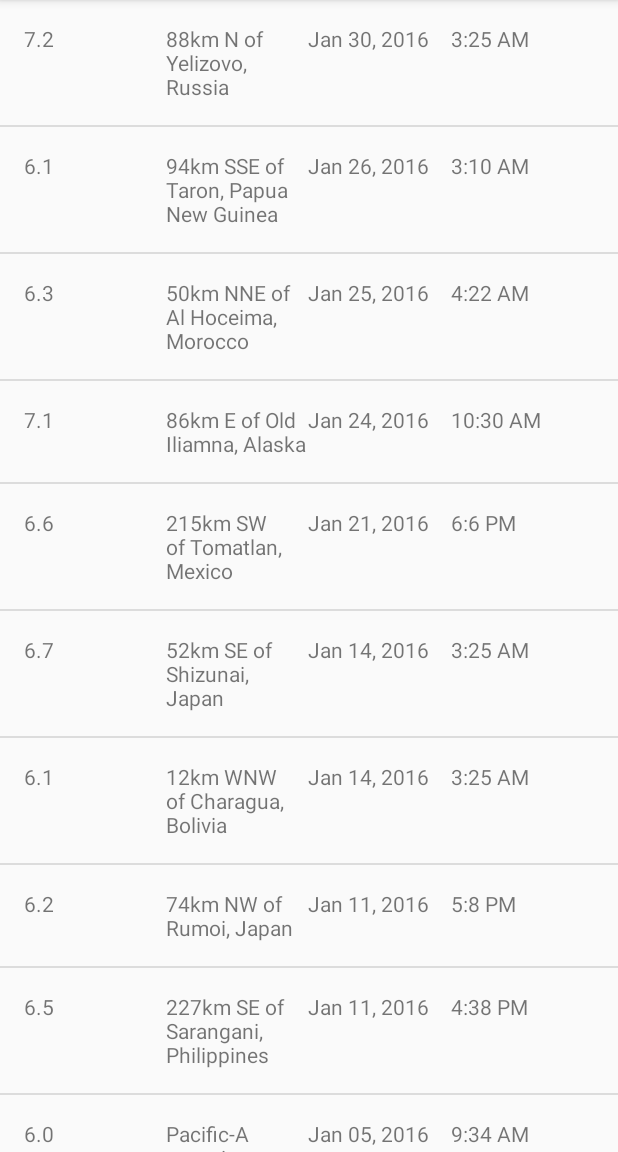
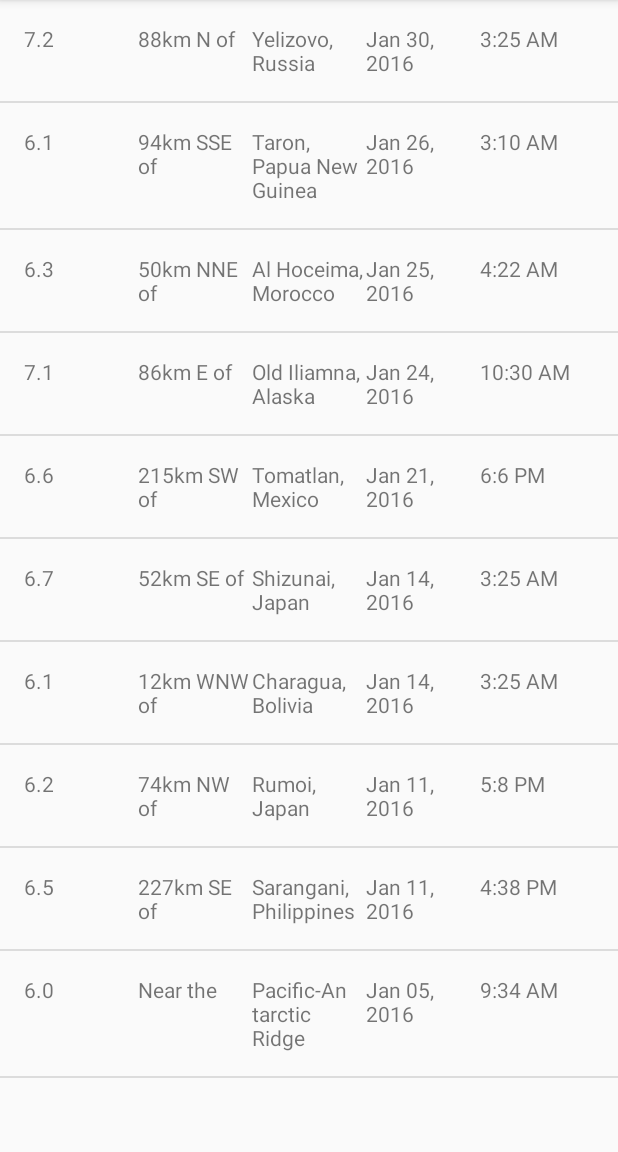
Before and after one commit to SergioKulyk/android-QuakeReport, an Android app: the screen it shows after launch (EarthquakeActivity), on a phone screen of 412 x 824 dp, the part 84-1236 px from its top. Run offline under Robolectric (Android 15) with nearby library versions, the phone set to English and light mode, and no system bars.

Commit message:
1.8 Add new report item location offset which is created by separating string onto 2 parts.

```diff
--- a/app/src/main/java/com/example/android/quakereport/EarthquakeAdapter.java
+++ b/app/src/main/java/com/example/android/quakereport/EarthquakeAdapter.java
@@ -21,6 +21,12 @@ import java.util.Locale;
 public class EarthquakeAdapter extends ArrayAdapter<Earthquake> {
 
     /**
+     * Separator for separate location string "94km SSE of Taron, Papua New Guinea"
+     * onto "94km SSE of Taron" and "Papua New Guinea"
+     */
+    private static final String LOCATION_SEPARATOR = " of ";
+
+    /**
      * Create a new {@link EarthquakeAdapter} object.
      *
      * @param context is the current context (i.e. Activity) that the adapter is being created in.
@@ -39,20 +45,51 @@ public class EarthquakeAdapter extends ArrayAdapter<Earthquake> {
                 R.layout.list_item, parent, false);
 
         // Get the {@link Report} object located at this position in the list.
-        Earthquake earthquake = getItem(position);
+        Earthquake currentEarthquake = getItem(position);
 
         // Find the TextView in the list_item.xml with ID mag_text_view.
-        TextView magTextView = reportView.findViewById(R.id.magnitude);
+        TextView magnitudeTextView = reportView.findViewById(R.id.magnitude);
         // Display current magnitude of the earthquake.
-        magTextView.setText(earthquake.getMagnitude());
+        magnitudeTextView.setText(currentEarthquake.getMagnitude());
+
+        // Get the location of the current earthquake.
+        String originalLocation = currentEarthquake.getLocation();
+
+        // Offset location of the current earthquake.
+        String locationOffset;
+        // Primary location of the current earthquake.
+        String primaryLocation;
+
+        if (originalLocation.contains(LOCATION_SEPARATOR)) {
+            // Split by "of" characters and create location array which contains 2 parts.
+            // First item is responsible for length of kilometers between the city and current earthquake.
+            // Second item is responsible for name of the city, nearest whom the earthquake happened.
+            String[] parts = originalLocation.split(LOCATION_SEPARATOR);
+            // Set kilometers between city and earthquake.
+            locationOffset = parts[0] + LOCATION_SEPARATOR;
+            // Set primary location of the earthquake.
+            primaryLocation = parts[1];
+        } else {
+            // Set "Near to" position of earthquake,
+            // because earthquake was in or near the city.
+            locationOffset = getContext().getString(R.string.near_the);
+            // Set primary location of the earthquake,
+            // original location contains only city and country.
+            primaryLocation = originalLocation;
+        }
+
+        // Find the TextView in the list_item.xml with ID mag_text_view.
+        TextView locationOffsetView = reportView.findViewById(R.id.location_offset);
+        // Display current location offset of the earthquake.
+        locationOffsetView.setText(locationOffset);
 
         // Find the TextView in the list_item.xml with ID location_text_view.
-        TextView placeTextView = reportView.findViewById(R.id.location);
-        // Display current location of the earthquake.
-        placeTextView.setText(earthquake.getLocation());
+        TextView primaryLocationView = reportView.findViewById(R.id.primary_location);
+        // Display current primary location of the earthquake.
+        primaryLocationView.setText(primaryLocation);
 
         // Create a new Date object from the time in milliseconds of the earthquake
-        Date dateObject = new Date(earthquake.getTimeInMilliseconds());
+        Date dateObject = new Date(currentEarthquake.getTimeInMilliseconds());
 
         // Find the TextView in the list_item.xml with ID date.
         TextView dateTextView = reportView.findViewById(R.id.date);
--- a/app/src/main/res/layout/list_item.xml
+++ b/app/src/main/res/layout/list_item.xml
@@ -15,11 +15,18 @@
         tools:text="8.9" />
 
     <TextView
-        android:id="@+id/location"
+        android:id="@+id/location_offset"
         android:layout_width="0dp"
         android:layout_height="wrap_content"
         android:layout_weight="1"
-        tools:text="San Francisco" />
+        tools:text="30km S of" />
+
+    <TextView
+        android:id="@+id/primary_location"
+        android:layout_width="0dp"
+        android:layout_height="wrap_content"
+        android:layout_weight="1"
+        tools:text="San Francisco, CA" />
 
     <TextView
         android:id="@+id/date"
--- a/app/src/main/res/values/strings.xml
+++ b/app/src/main/res/values/strings.xml
@@ -1,5 +1,4 @@
-<?xml version="1.0" encoding="utf-8"?>
-<!-- Copyright (C) 2016 The Android Open Source Project
+<?xml version="1.0" encoding="utf-8"?><!-- Copyright (C) 2016 The Android Open Source Project
 
      Licensed under the Apache License, Version 2.0 (the "License");
      you may not use this file except in compliance with the License.
@@ -15,4 +14,8 @@
 -->
 <resources>
     <string name="app_name">Quake Report</string>
+
+    <!-- Default text to show with the earthquake location ("Near the Pacific-Antarctic Ridge")
+     if no specific kilometer distance from the primary location is given [CHAR LIMIT=30] -->
+    <string name="near_the">Near the</string>
 </resources>
```
